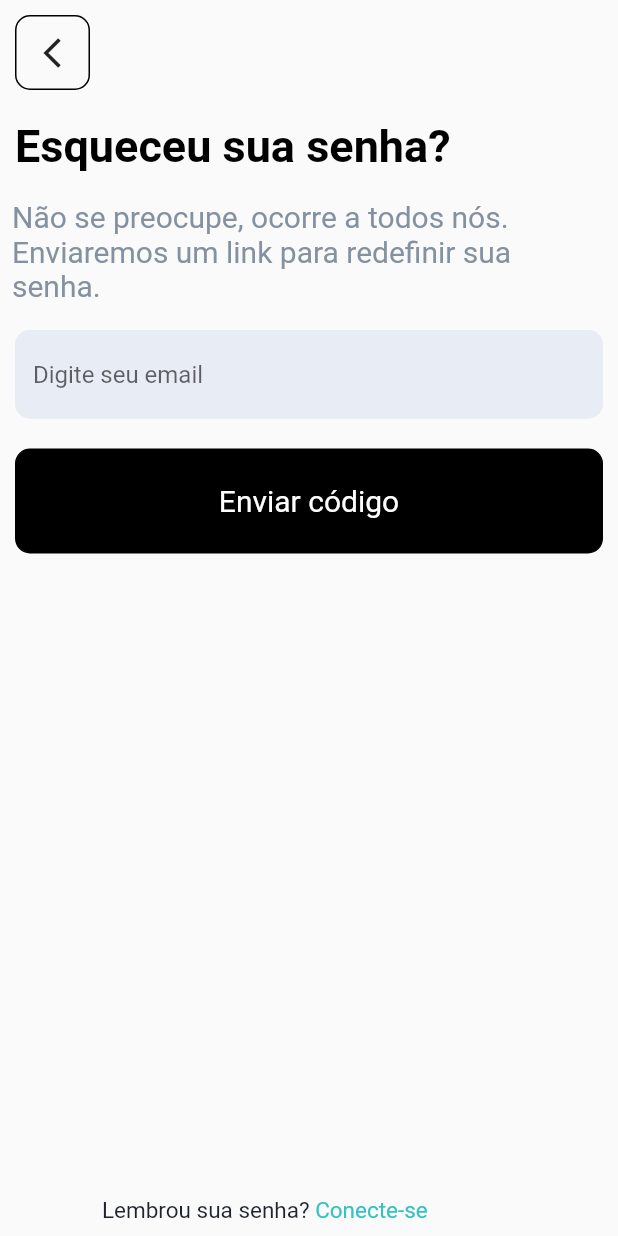
After one commit to MatheusNerisXa/AppHelpStudent, a Flutter app: the ForgotPassword screen opened directly, on a phone screen of 412 x 824 dp. The commit adds this screen. Run offline on Flutter 3.47's test engine with Material 2 defaults, Android fonts, the phone set to English and light mode, and no system bars; our stand-ins replace firebase_core, font_awesome_flutter; accounts and stored records are empty.

Commit message:
tela de recuperacao de senha

```diff
--- a/help_student/lib/main.dart
+++ b/help_student/lib/main.dart
@@ -1,7 +1,13 @@
+import 'package:firebase_core/firebase_core.dart';
 import 'package:flutter/material.dart';
+import 'package:help_student/firebase_options.dart';
 import 'package:help_student/screens/welcome.dart';
 
-void main() {
+void main() async {
+  await WidgetsFlutterBinding.ensureInitialized();
+  await Firebase.initializeApp(
+    options: DefaultFirebaseOptions.currentPlatform
+  );
   runApp(const MyApp());
 }
 
--- /dev/null
+++ b/help_student/lib/screens/forgot_password.dart
@@ -0,0 +1,108 @@
+import 'package:flutter/material.dart';
+import 'package:help_student/components/button_custom.dart';
+
+import '../components/textfiled_custom.dart';
+
+class ForgotPassword extends StatefulWidget {
+  const ForgotPassword({Key? key}) : super(key: key);
+
+  @override
+  State<ForgotPassword> createState() => _ForgotPasswordState();
+}
+
+class _ForgotPasswordState extends State<ForgotPassword> {
+  TextEditingController _emailController = TextEditingController();
+
+  @override
+  Widget build(BuildContext context) {
+    return SafeArea(
+        child: Scaffold(
+      body: Container(
+        height: MediaQuery.of(context).size.height,
+        child: Column(
+          crossAxisAlignment: CrossAxisAlignment.start,
+          children: [
+            Padding(
+              padding: const EdgeInsets.all(10.0),
+              child: Container(
+                height: 50,
+                width: 50,
+                decoration: BoxDecoration(
+                  border: Border.all(color: Colors.black, width: 1),
+                  borderRadius: BorderRadius.circular(10),
+                ),
+                child: IconButton(
+                    icon: Icon(Icons.arrow_back_ios_sharp),
+                    onPressed:(){
+                      Navigator.pop(context);
+                    }),
+              ),
+            ),
+            const Padding(
+              padding: EdgeInsets.all(10.0),
+              child: Text(
+                "Esqueceu sua senha?",
+                style: TextStyle(
+                    color: Colors.black,
+                    fontSize: 30,
+                    fontWeight: FontWeight.bold
+                ),
+              ),
+            ),
+          const Padding(
+              padding: const EdgeInsets.all(8.0),
+              child: Text(
+                  "Não se preocupe, ocorre a todos nós. Enviaremos um link para redefinir sua senha.",
+                    style: TextStyle(
+                      color: Color(0xff8391A1),
+                      fontSize: 20,
+                    ),
+              ),
+            ),
+            CustomTextfield(
+              myController: _emailController,
+              hintText: "Digite seu email",
+              isPassword: false
+            ),
+            ButtonCustom(
+              buttonText: "Enviar código",
+              buttonColor: Colors.black,
+              textColor: Colors.white,
+              onPressed: (){
+                Navigator.pop(context);
+              },
+            ),
+            Spacer(
+              flex: 1,
+            ),
+            Padding(
+              padding: const EdgeInsets.fromLTRB(68,8,8,8.0),
+              child: Row(
+                // mainAxisAlignment: MainAxisAlignment.spaceEvenly,
+                children:  [
+                  const Text(
+                    "Lembrou sua senha?",
+                    style: TextStyle(
+                      color: Color(0xff1E232C),
+                      fontSize: 15,
+                    ),
+                  ),
+                  InkWell(
+                    onTap: (){},
+                    child: Text(" Conecte-se",
+                      style: TextStyle(
+                        color: Color(0xff35C2c1),
+                        fontSize: 15,
+                      ),
+                    ),
+                  ),
+                ],
+              ),
+            ),
+          ],
+        ),
+      ),
+    )
+    );
+  }
+}
--- a/help_student/lib/screens/login.dart
+++ b/help_student/lib/screens/login.dart
@@ -1,6 +1,7 @@
 import 'package:flutter/material.dart';
 import 'package:font_awesome_flutter/font_awesome_flutter.dart';
 import 'package:help_student/components/textfiled_custom.dart';
+import 'package:help_student/screens/forgot_password.dart';
 
 import '../components/button_custom.dart';
 
@@ -61,15 +62,20 @@ class _LoginState extends State<Login> {
                   hintText: "Digite sua senha",
                   isPassword: true
               ),
-              const Align(
+               Align(
                 alignment: Alignment.centerRight,
                 child: Padding(
                   padding:  EdgeInsets.all(8.0),
-                  child:  Text(
-                    "Esqueceu sua senha?",
-                    style: TextStyle(
-                      color: Color(0xff6A707C),
-                      fontSize: 15,
+                  child:  InkWell(
+                    onTap: (){
+                      Navigator.push(context, MaterialPageRoute(builder: (context)=> ForgotPassword()));
+                    },
+                    child: Text(
+                      "Esqueceu sua senha?",
+                      style: TextStyle(
+                        color: Color(0xff6A707C),
+                        fontSize: 15,
+                      ),
                     ),
                   ),
                 ),
```
